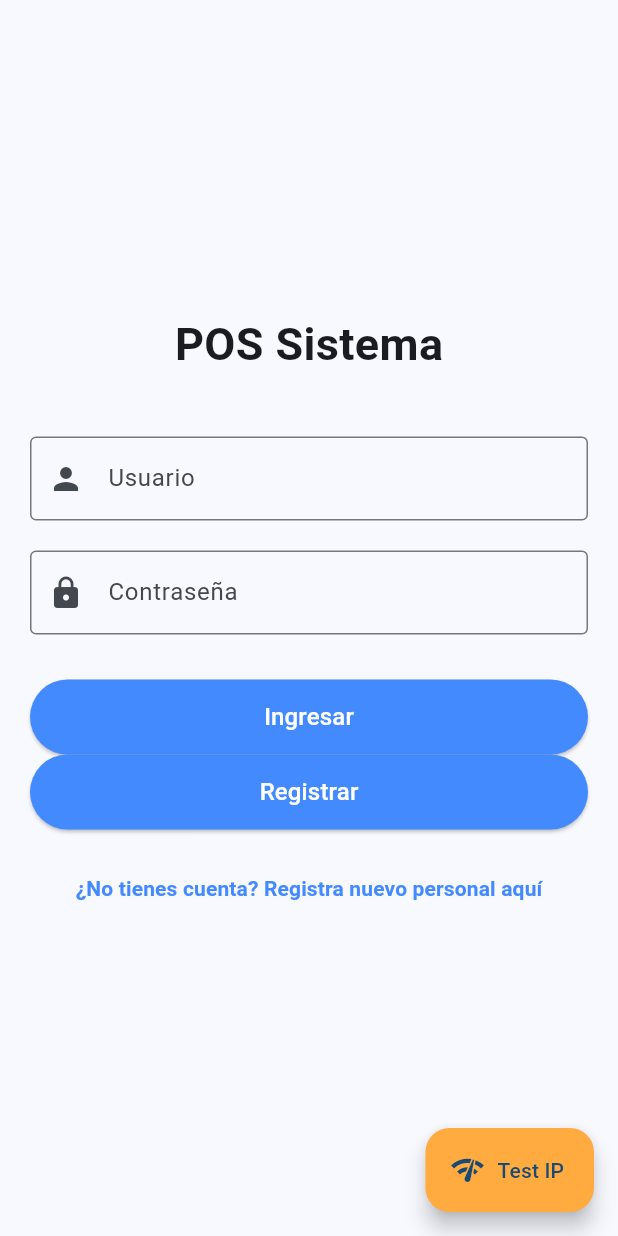
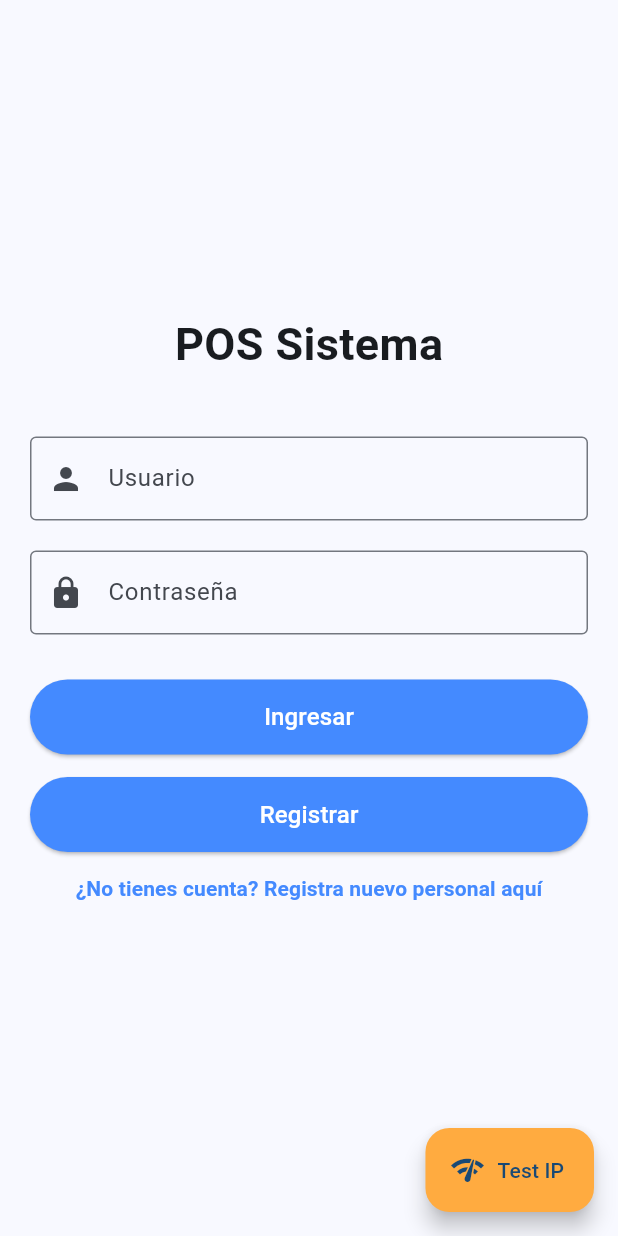
Before and after one commit to Dransil/sistema-api-restaurante, a Flutter app: the screen it shows after launch, on a phone screen of 412 x 824 dp. Run offline on Flutter 3.47's test engine with Material 3 defaults, Android fonts, the phone set to English and light mode, and no system bars; our stand-ins replace dio, flutter_dotenv, flutter_secure_storage.

Commit message:
Diseño de botones del login

```diff
--- a/app_mobile_pos/lib/screens/login_screen.dart
+++ b/app_mobile_pos/lib/screens/login_screen.dart
@@ -146,6 +146,7 @@ class _LoginScreenState extends State<LoginScreen> {
                     : const Text("Ingresar", style: TextStyle(fontSize: 16)),
               ),
             ),
+            const SizedBox(height: 15),
             SizedBox(
               width: double.infinity,
               height: 50,
@@ -160,8 +161,6 @@ class _LoginScreenState extends State<LoginScreen> {
                     : const Text("Registrar", style: TextStyle(fontSize: 16)),
               ),
             ),
-            const SizedBox(height: 15), // Pequeño espacio de separación
-            // BOTÓN NUEVO: Navegación al registro
             TextButton(
               onPressed: _isLoading
                   ? null
```
